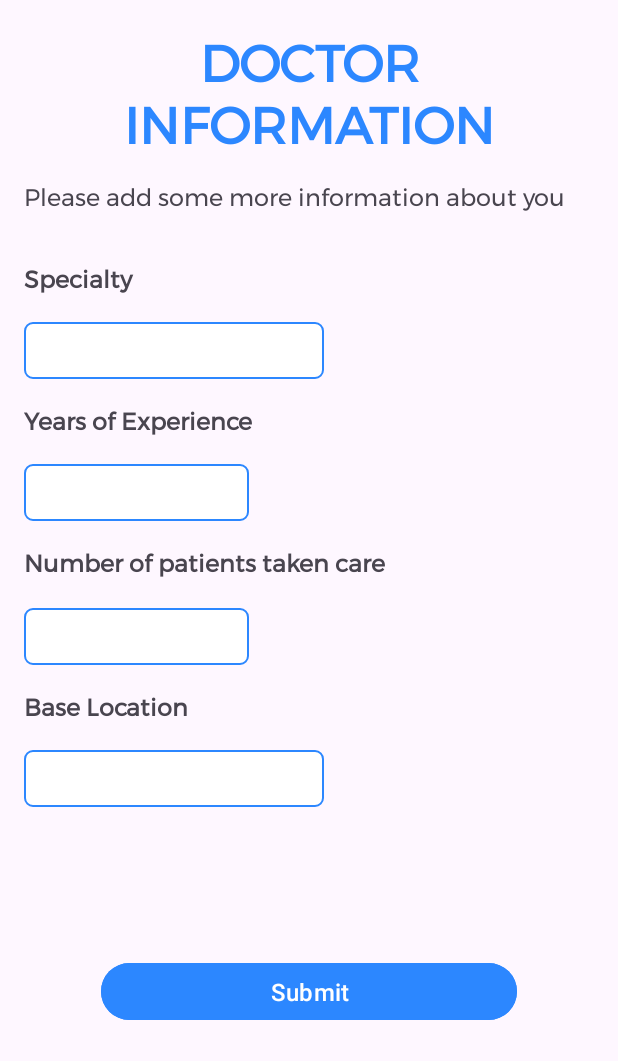
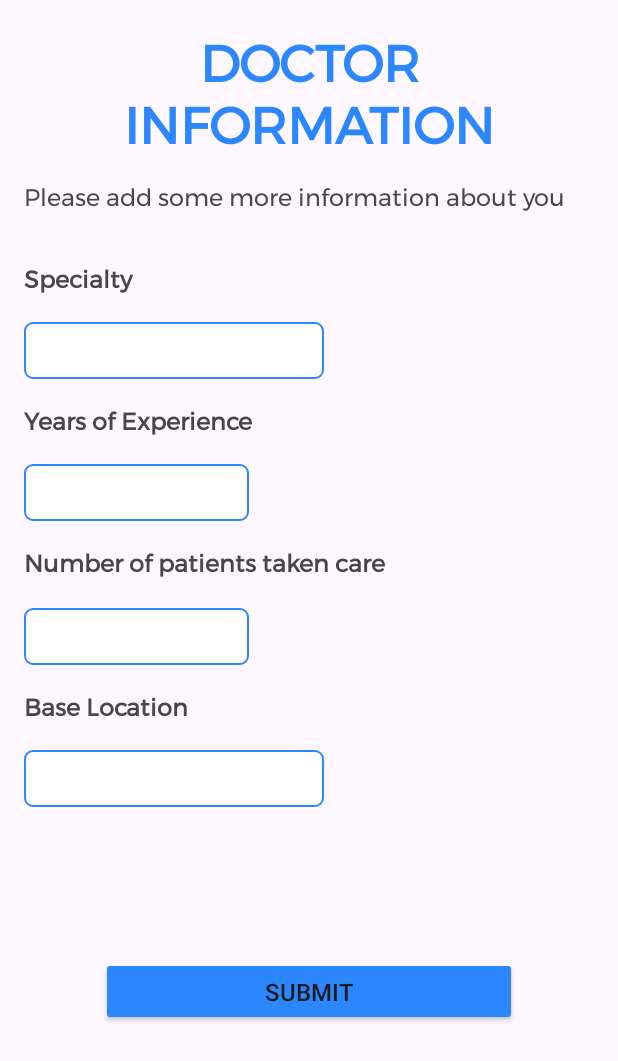
Before and after one commit to phnam05/Doctor2.0, an Android app: the AddDoctorInformationActivity screen opened directly, with no data from a screen before it, on a phone screen of 412 x 824 dp. Shown: the top 1061 px of the screen. Run offline under Robolectric (Android 15) with nearby library versions, the phone set to English and light mode, and no system bars; our stand-ins replace Firebase (no records; nobody signed in at launch, a user with empty details on screens opened directly).

```diff
--- a/app/src/main/java/com/example/badapp/AddDoctorInformationActivity.java
+++ b/app/src/main/java/com/example/badapp/AddDoctorInformationActivity.java
@@ -3,9 +3,12 @@ package com.example.badapp;
 import androidx.appcompat.app.AppCompatActivity;
 
 import android.os.Bundle;
+import android.util.Log;
+import android.view.View;
 import android.widget.Button;
 import android.widget.EditText;
 
+import com.google.android.gms.tasks.OnSuccessListener;
 import com.google.firebase.auth.FirebaseAuth;
 import com.google.firebase.firestore.DocumentReference;
 import com.google.firebase.firestore.FirebaseFirestore;
@@ -17,25 +20,40 @@ public class AddDoctorInformationActivity extends AppCompatActivity {
 
     @Override
     protected void onCreate(Bundle savedInstanceState) {
+        setContentView(R.layout.activity_add_doctor_information);
+        super.onCreate(savedInstanceState);
         Doctor doctor = (Doctor) getIntent().getSerializableExtra("doctor");
         editTextSpecialty = findViewById(R.id.editTextSpecialty);
         editTextYears = findViewById(R.id.editTextYearsExperience);
+        submitButton = findViewById(R.id.submitButton);
         editTextNumPatients = findViewById(R.id.editTextNumPatient);
+
         editTextLocation = findViewById(R.id.editTextLocation);
 
-        String specialty = editTextSpecialty.getText().toString();
-        String years = editTextYears.getText().toString();
-        String numPatients = editTextNumPatients.getText().toString();
-        String location = editTextLocation.getText().toString();
-        doctor.setSpecialty(specialty);
-        doctor.setExperienceYears(years);
-        doctor.setPatientCount(numPatients);
-        doctor.setLocation(location);
-        super.onCreate(savedInstanceState);
-        setContentView(R.layout.activity_add_doctor_information);
-        FirebaseAuth fAuth = FirebaseAuth.getInstance();
-        FirebaseFirestore fStore= FirebaseFirestore.getInstance();
-        DocumentReference doctorReference = fStore.collection("doctors").document(fAuth.getCurrentUser().getEmail());
-        //doctorReference.
+        submitButton.setOnClickListener(new View.OnClickListener() {
+            @Override
+            public void onClick(View v) {
+//                String specialty = editTextSpecialty.getText().toString();
+//                String years = editTextYears.getText().toString();
+//                String numPatients = editTextNumPatients.getText().toString();
+//                String location = editTextLocation.getText().toString();
+//
+//                doctor.setSpecialty(specialty);
+//                doctor.setExperienceYears(years);
+//                doctor.setPatientCount(numPatients);
+//                doctor.setLocation(location);
+//                setContentView(R.layout.activity_add_doctor_information);
+//                FirebaseAuth fAuth = FirebaseAuth.getInstance();
+//                FirebaseFirestore fStore= FirebaseFirestore.getInstance();
+//                DocumentReference doctorReference = fStore.collection("doctors").document(fAuth.getCurrentUser().getEmail());
+//                doctorReference.set(doctor).addOnSuccessListener(new OnSuccessListener<Void>() {
+//                    @Override
+//                    public void onSuccess(Void unused) {
+//                        Log.d("REGISTER", "Success: A new PATIENT account is created for ID");
+//                    }
+//                });
+            }
+        });
+
     }
 }
--- a/app/src/main/res/layout/activity_add_doctor_information.xml
+++ b/app/src/main/res/layout/activity_add_doctor_information.xml
@@ -7,10 +7,11 @@
     android:layout_height="match_parent">
 
     <RelativeLayout
+        android:id="@+id/relativeLayout"
         android:layout_width="match_parent"
         android:layout_height="match_parent"
-        android:padding = "0sp"
-        android:layout_margin= "16sp">
+        android:layout_margin="16sp"
+        android:padding="0sp">
 
         <TextView
             android:id="@+id/signupTextView"
@@ -29,15 +30,13 @@
         <TextView
             android:id="@+id/additionalTextView"
             android:layout_width="match_parent"
-            android:layout_centerHorizontal="true"
             android:layout_height="wrap_content"
             android:layout_below="@+id/signupTextView"
+            android:layout_centerHorizontal="true"
             android:layout_marginTop="10sp"
             android:fontFamily="@font/montserrat"
             android:text="Please add some more information about you"
-            android:textSize="16sp"
-            />
-
+            android:textSize="16sp" />
 
 
         <TextView
@@ -52,19 +51,17 @@
             android:textStyle="bold" />
 
 
-
         <EditText
+            android:id="@+id/editTextSpecialty"
             android:layout_width="200sp"
             android:layout_height="wrap_content"
-            android:id = "@+id/editTextSpecialty"
             android:layout_below="@+id/fullnameTextView"
-            android:inputType="text"
-            android:textSize="16sp"
-
             android:layout_marginTop="16sp"
             android:background="@drawable/border"
-            android:padding ="8sp"
-            />
+
+            android:inputType="text"
+            android:padding="8sp"
+            android:textSize="16sp" />
 
         <TextView
             android:id="@+id/emailTextView"
@@ -141,27 +138,25 @@
 
         <Button
             android:id="@+id/submitButton"
-            style="@style/ShapeAppearanceOverlay.Material3.FloatingActionButton"
             android:layout_width="277dp"
             android:layout_height="46dp"
 
+            android:layout_below="@id/editTextLocation"
             android:layout_centerHorizontal="true"
             android:layout_marginTop="100dp"
             android:backgroundTint="#2C87FF"
             android:text="Submit"
-            android:layout_below="@id/editTextLocation"
             android:textColorHighlight="#2C87FF"
             android:textColorLink="#2C87FF"
             android:textSize="16sp"></Button>
 
         <ProgressBar
+            android:id="@+id/progressBar"
             android:layout_width="wrap_content"
             android:layout_height="wrap_content"
-            android:id = "@+id/progressBar"
             android:layout_centerHorizontal="true"
             android:layout_centerVertical="true"
-            android:visibility="gone"
-            ></ProgressBar>
+            android:visibility="gone"></ProgressBar>
 
 
     </RelativeLayout>
```
Also changed, not shown: app/src/main/java/com/example/badapp/RegisterActivity.java (+13 -6 lines).
